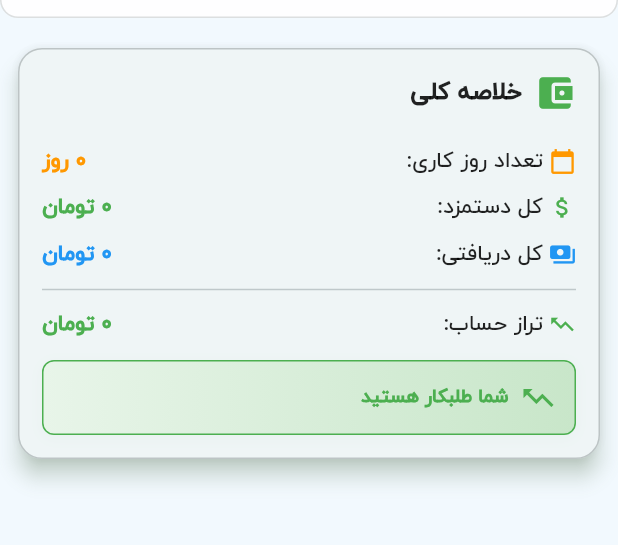
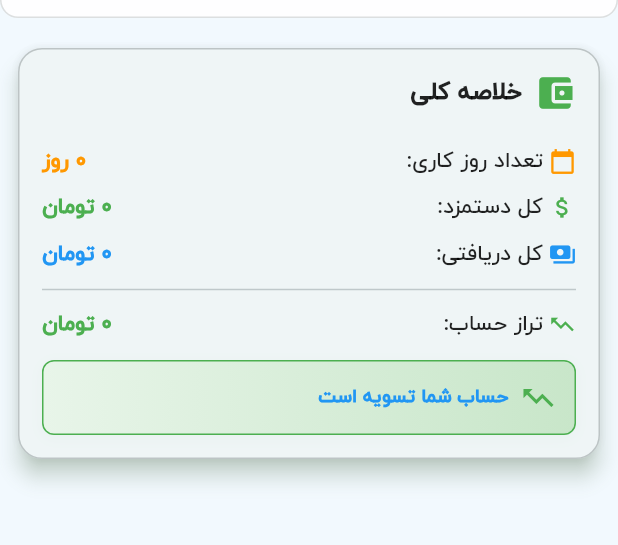
Before and after one commit to mohsen0dev/daily_work, a Flutter app: the BalancePage screen opened directly, on a phone screen of 412 x 824 dp, the part 105-650 px from its top. Run offline on Flutter 3.47's test engine with Material 3 defaults, Android fonts, the phone set to English and light mode, and no system bars; our stand-ins replace fl_chart, get, hive, hive_flutter, pdf, share_plus; missing offline and left inert: persian_datetime_picker; accounts and stored records are empty; statements that could not run were skipped.

Commit message:
اصلاح جمله تسویه حساب/بدهکار/طلبکار

```diff
--- a/lib/controllers/page_controller/payments_page_controller.dart
+++ b/lib/controllers/page_controller/payments_page_controller.dart
@@ -109,9 +109,7 @@ class PaymentsPageController extends GetxController {
 
   void _setDefaultMonthFilter() {
     final now = p.Jalali.now();
-    print('select mont=${selectedMonths.toString()}');
     selectedMonths.assignAll([p.Jalali(now.year, now.month, 1)]);
-    print('select mont2=${selectedMonths.toString()}');
   }
 
   void onEmployerChanged(int? newId) {
--- a/lib/main.dart
+++ b/lib/main.dart
@@ -116,6 +116,7 @@ class MyApp extends StatelessWidget {
           onSurface: Colors.white70,
           seedColor: Colors.tealAccent,
         ),
+
       ),
 
       home: const MainNavigationPage(),
--- a/lib/pages/balance_page.dart
+++ b/lib/pages/balance_page.dart
@@ -437,10 +437,20 @@ class _BalancePageState extends State<BalancePage> {
                       ),
                       const SizedBox(width: 8),
                       Text(
-                        overallBalance >= 0 ? 'شما طلبکار هستید' : 'شما بدهکار هستید',
+                        overallBalance == 0
+                            ? 'حساب شما تسویه است'
+                            : overallBalance > 0
+                            ? 'شما طلبکار هستید'
+                            : overallBalance < 0
+                            ? 'شما بدهکار هستید'
+                            : '',
                         style: TextStyle(
                           fontWeight: FontWeight.bold,
-                          color: overallBalance >= 0 ? Colors.green : Colors.red,
+                          color: overallBalance == 0
+                              ? Colors.blue
+                              : overallBalance > 0
+                              ? Colors.green
+                              : Colors.red,
                         ),
                       ),
                     ],
@@ -671,7 +681,11 @@ class _BalancePageState extends State<BalancePage> {
         .where((r) => r.type == 'دریافتی')
         .fold<int>(0, (sum, r) => sum + r.amount);
     final int currentBalance = currentTotalEarned - currentTotalPayments;
-    final String currentBalanceStatus = currentBalance >= 0 ? 'شما طلبکار هستید' : 'شما بدهکار هستید';
+    final String currentBalanceStatus = currentBalance == 0
+        ? 'حساب شما تسویه است'
+        : currentBalance >= 0
+        ? 'شما طلبکار هستید'
+        : 'شما بدهکار هستید';
 
     // --- تولید گزارش بر اساس فرمت انتخاب شده ---
     String? finalReportContent; // Make nullable for PDF case
--- a/lib/pages/payments_page.dart
+++ b/lib/pages/payments_page.dart
@@ -43,11 +43,11 @@ class PaymentsPage extends StatelessWidget {
                   return const Center(child: Text('هیچ دریافتی ثبت نشده است'));
                 }
 
-                final RxList<PaymentSummary>? summariesToRender = controller.processedSummariess;
+                final RxList<PaymentSummary> summariesToRender = controller.processedSummariess;
                 final bool showNoEmployerPaymentsMessage = controller.showNoEmployerPaymentsMessage;
 
                 return ListView.builder(
-                  itemCount: summariesToRender!.length + (showNoEmployerPaymentsMessage ? 1 : 0),
+                  itemCount: summariesToRender.length + (showNoEmployerPaymentsMessage ? 1 : 0),
                   itemBuilder: (BuildContext context, int index) {
                     if (index == 0) {
                       // آیتم اول همیشه کارت "کل دریافتی‌ها" است
--- a/pubspec.yaml
+++ b/pubspec.yaml
@@ -3,10 +3,10 @@ description: "A new Flutter project."
 
 publish_to: "none"
 
-version: 1.0.0+1
+version: 1.0.1+101
 
 environment:
-  sdk: ^3.8.1
+  sdk: ^3.9.2
 
 dependencies:
   flutter:
```
Also changed, not shown: lib/controllers/page_controller/about_page_controller.dart (+19 -19 lines), lib/pages/about_page.dart (+12 -12 lines), lib/pages/calendar_page.dart (+79 -21 lines), lib/pages/charts_page.dart (+67 -14 lines), 1 other file.
